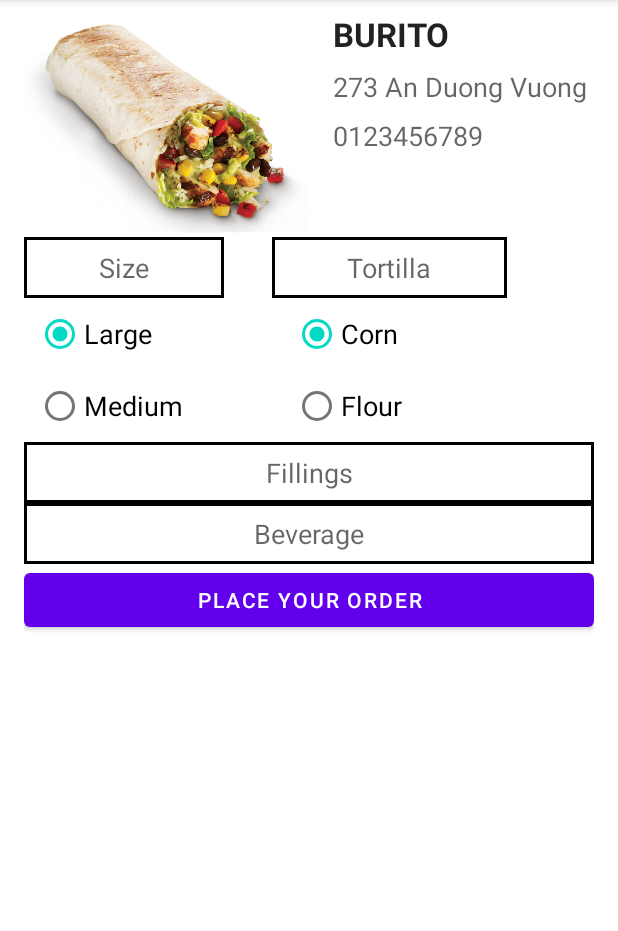
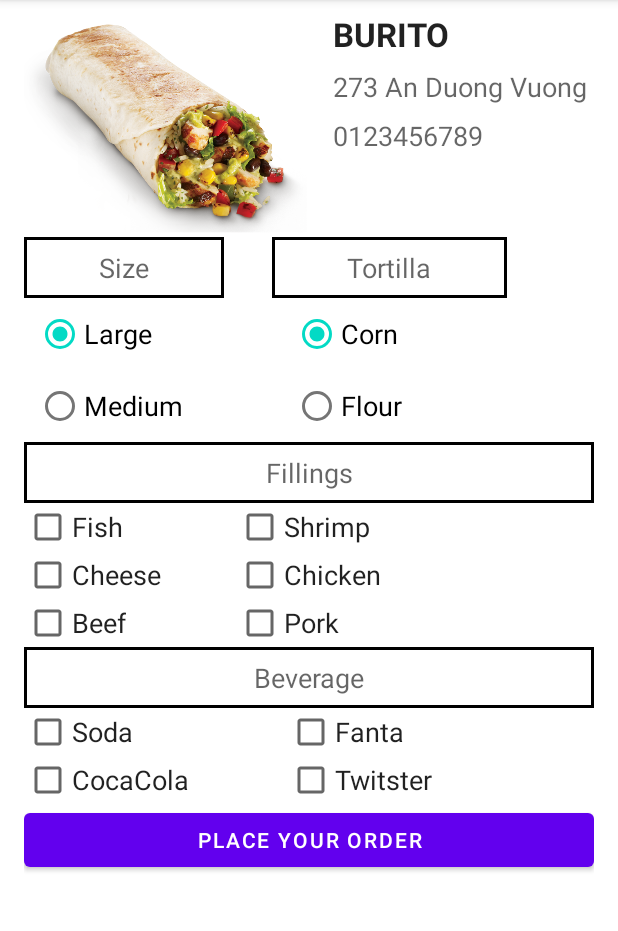
Before and after one commit to williamcrowley555/BT_Android, an Android app: the screen it shows after launch (OrderActivity), after a tap on "BURITO", on a phone screen of 412 x 824 dp, the part 84-1015 px from its top. Run offline under Robolectric (Android 15) with nearby library versions, the phone set to English and light mode, and no system bars.

Commit message:
add: burito and sandwich

```diff
--- a/FoodOrder/app/src/main/java/com/example/foodorder/OrderActivity.java
+++ b/FoodOrder/app/src/main/java/com/example/foodorder/OrderActivity.java
@@ -32,8 +32,12 @@ public class OrderActivity extends AppCompatActivity {
 
     String[] filling_taco = {"Beef", "Chicken", "White Fish", "Cheese", "Rice", "Beans", "Guacamole"};
     String[] filling_hamburger = {"Fish", "Cheese", "Beef", "Egg", "Shrimp", "Chicken","Bacon"};
+    String[] filling_burito = {"Fish", "Cheese", "Beef", "Shrimp", "Chicken", "Pork"};
+    String[] filling_sandwich = {"Cheese", "Beef", "Chicken", "Pork", "Jam"};
     String[] Beverage_hamburger = {"Soda", "Cocacola", "Pepsi", "7Up"};
     String[] Beverage_taco = {"Soda", "Cerveza", "Margarita", "Tequila"};
+    String[] Beverage_burito = {"Soda", "CocaCola", "Fanta", "Twitster"};
+    String[] Beverage_sandwich = {"Soda", "Cerveza", "MilkTea", "Yomost"};
     List<CheckBox> checkBoxesFilling = new ArrayList<>();
     List<CheckBox> checkBoxesBeverage = new ArrayList<>();
 
@@ -78,6 +82,8 @@ public class OrderActivity extends AppCompatActivity {
                 img.setImageResource(R.drawable.burito);
                 TextView name = findViewById(R.id.brand_name);
                 name.setText("Burito");
+                fill(R.id.left_fillings, R.id.right_fillings, filling_burito, checkBoxesFilling);
+                fill(R.id.beverage_left, R.id.beverage_right, Beverage_burito, checkBoxesBeverage);
                 break;
             }
 
@@ -87,6 +93,8 @@ public class OrderActivity extends AppCompatActivity {
                 img.setImageResource(R.drawable.sandwich);
                 TextView name = findViewById(R.id.brand_name);
                 name.setText("Sandwich");
+                fill(R.id.left_fillings, R.id.right_fillings, filling_sandwich, checkBoxesFilling);
+                fill(R.id.beverage_left, R.id.beverage_right, Beverage_sandwich, checkBoxesBeverage);
                 break;
             }
         }
```
